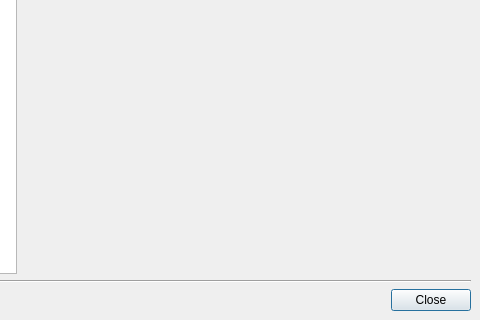
AnarManafov/PoD, file PAConsole/res/maindlg.ui: the form before one commit; both pictures show x 120 to 600 and y 226 to 546 of the 600 by 546 pixel window.
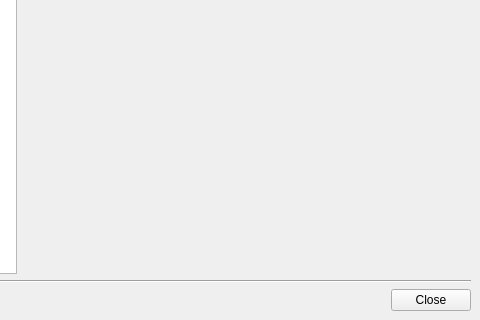
The form after the commit.

Commit message: PAConsole: the "Close" button is not a default button anymore, will not close main window if Enter key is pressed.

Diff of the .ui file:
```diff
--- a/PAConsole/res/maindlg.ui
+++ b/PAConsole/res/maindlg.ui
@@ -150,6 +150,9 @@
      <property name="text" >
       <string>Close</string>
      </property>
+     <property name="autoDefault" >
+      <bool>false</bool>
+     </property>
     </widget>
    </item>
   </layout>
```
The commit also changes 1 other file.
